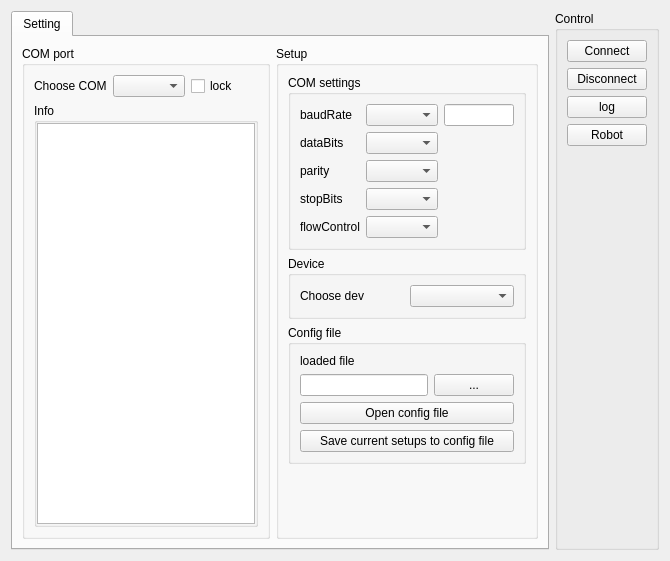
Above: source/formcomitem.ui from novdot/ComControl before the change. Below: the same form after it.
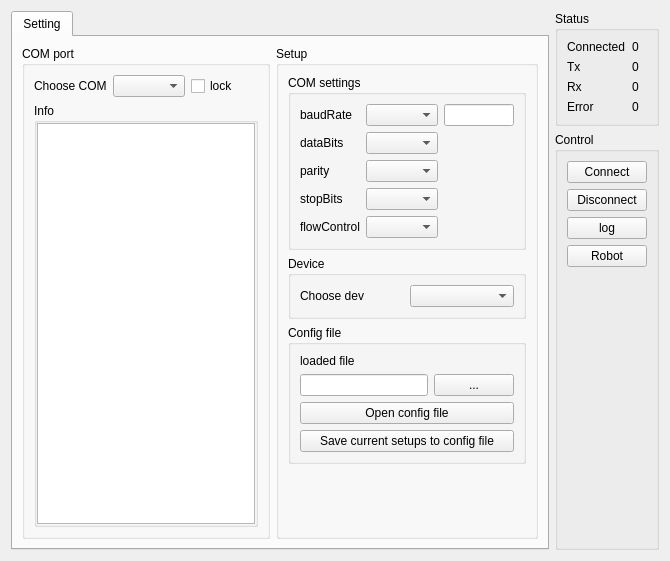
That is the form after the change.

Commit message: added status widget

```diff
--- a/source/formcomitem.ui
+++ b/source/formcomitem.ui
@@ -13,8 +13,123 @@
   <property name="windowTitle">
    <string>Form</string>
   </property>
-  <layout class="QHBoxLayout" name="horizontalLayout_3">
-   <item>
+  <layout class="QGridLayout" name="gridLayout_5">
+   <item row="1" column="2">
+    <widget class="QGroupBox" name="groupBox_item_com_control">
+     <property name="title">
+      <string>Control</string>
+     </property>
+     <layout class="QVBoxLayout" name="verticalLayout_2">
+      <item>
+       <widget class="QPushButton" name="pushButton_item_com_control_connect">
+        <property name="text">
+         <string>Connect</string>
+        </property>
+       </widget>
+      </item>
+      <item>
+       <widget class="QPushButton" name="pushButton_item_com_control_disconnect">
+        <property name="text">
+         <string>Disconnect</string>
+        </property>
+       </widget>
+      </item>
+      <item>
+       <widget class="QPushButton" name="pushButton_item_com_control_log">
+        <property name="text">
+         <string>log</string>
+        </property>
+       </widget>
+      </item>
+      <item>
+       <widget class="QPushButton" name="pushButton_RobotView">
+        <property name="text">
+         <string>Robot</string>
+        </property>
+       </widget>
+      </item>
+      <item>
+       <spacer name="verticalSpacer_3">
+        <property name="orientation">
+         <enum>Qt::Vertical</enum>
+        </property>
+        <property name="sizeHint" stdset="0">
+         <size>
+          <width>20</width>
+          <height>40</height>
+         </size>
+        </property>
+       </spacer>
+      </item>
+     </layout>
+    </widget>
+   </item>
+   <item row="0" column="2">
+    <widget class="QGroupBox" name="groupBox_comitem_status">
+     <property name="title">
+      <string>Status</string>
+     </property>
+     <layout class="QGridLayout" name="gridLayout_6">
+      <item row="2" column="0">
+       <widget class="QLabel" name="label_8">
+        <property name="text">
+         <string>Rx</string>
+        </property>
+       </widget>
+      </item>
+      <item row="0" column="0">
+       <widget class="QLabel" name="label_12">
+        <property name="text">
+         <string>Connected</string>
+        </property>
+       </widget>
+      </item>
+      <item row="3" column="0">
+       <widget class="QLabel" name="label_11">
+        <property name="text">
+         <string>Error</string>
+        </property>
+       </widget>
+      </item>
+      <item row="1" column="0">
+       <widget class="QLabel" name="label_7">
+        <property name="text">
+         <string>Tx</string>
+        </property>
+       </widget>
+      </item>
+      <item row="0" column="1">
+       <widget class="QLabel" name="label_status_connected">
+        <property name="text">
+         <string>0</string>
+        </property>
+       </widget>
+      </item>
+      <item row="1" column="1">
+       <widget class="QLabel" name="label_status_tx">
+        <property name="text">
+         <string>0</string>
+        </property>
+       </widget>
+      </item>
+      <item row="2" column="1">
+       <widget class="QLabel" name="label_status_rx">
+        <property name="text">
+         <string>0</string>
+        </property>
+       </widget>
+      </item>
+      <item row="3" column="1">
+       <widget class="QLabel" name="label_status_error">
+        <property name="text">
+         <string>0</string>
+        </property>
+       </widget>
+      </item>
+     </layout>
+    </widget>
+   </item>
+   <item row="0" column="0" rowspan="2">
     <widget class="QTabWidget" name="tabWidget">
      <property name="currentIndex">
       <number>0</number>
@@ -232,56 +347,6 @@
      </widget>
     </widget>
    </item>
-   <item>
-    <widget class="QGroupBox" name="groupBox_item_com_control">
-     <property name="title">
-      <string>Control</string>
-     </property>
-     <layout class="QVBoxLayout" name="verticalLayout_2">
-      <item>
-       <widget class="QPushButton" name="pushButton_item_com_control_connect">
-        <property name="text">
-         <string>Connect</string>
-        </property>
-       </widget>
-      </item>
-      <item>
-       <widget class="QPushButton" name="pushButton_item_com_control_disconnect">
-        <property name="text">
-         <string>Disconnect</string>
-        </property>
-       </widget>
-      </item>
-      <item>
-       <widget class="QPushButton" name="pushButton_item_com_control_log">
-        <property name="text">
-         <string>log</string>
-        </property>
-       </widget>
-      </item>
-      <item>
-       <widget class="QPushButton" name="pushButton_RobotView">
-        <property name="text">
-         <string>Robot</string>
-        </property>
-       </widget>
-      </item>
-      <item>
-       <spacer name="verticalSpacer_3">
-        <property name="orientation">
-         <enum>Qt::Vertical</enum>
-        </property>
-        <property name="sizeHint" stdset="0">
-         <size>
-          <width>20</width>
-          <height>40</height>
-         </size>
-        </property>
-       </spacer>
-      </item>
-     </layout>
-    </widget>
-   </item>
   </layout>
  </widget>
  <resources/>
```
Left out of the diff: 6 changed lines with no effect on the pictures. The commit also changes 2 other files.
